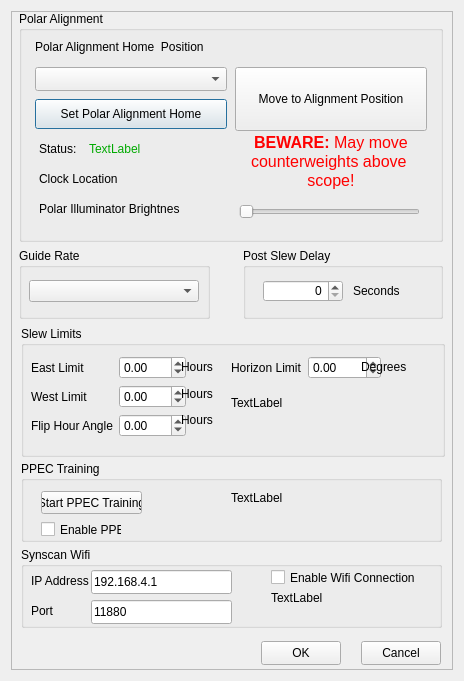
Qt form Skywatcher.ui (rpineau/SkyWatcher) before a commit.
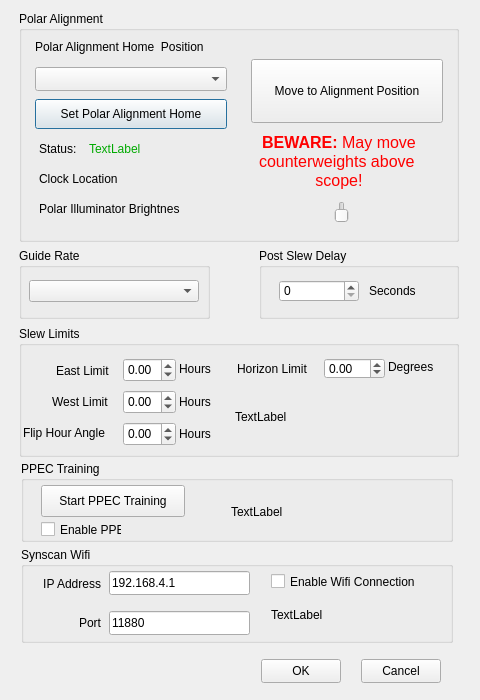
The same form after that commit. Custom widgets are drawn as their Qt base class.

Commit message: Tweak the UI to be cleanner on Windows

What changed in the file:
```diff
--- a/Skywatcher.ui
+++ b/Skywatcher.ui
@@ -9,20 +9,20 @@
    <rect>
     <x>0</x>
     <y>0</y>
-    <width>464</width>
-    <height>681</height>
+    <width>480</width>
+    <height>700</height>
    </rect>
   </property>
   <property name="minimumSize">
    <size>
-    <width>464</width>
-    <height>681</height>
+    <width>480</width>
+    <height>700</height>
    </size>
   </property>
   <property name="maximumSize">
    <size>
-    <width>464</width>
-    <height>681</height>
+    <width>480</width>
+    <height>700</height>
    </size>
   </property>
   <property name="windowTitle">
@@ -50,10 +50,7 @@
       </size>
      </property>
      <property name="frameShape">
-      <enum>QFrame::Shape::StyledPanel</enum>
-     </property>
-     <property name="frameShadow">
-      <enum>QFrame::Shadow::Raised</enum>
+      <enum>QFrame::NoFrame</enum>
      </property>
      <widget class="QWidget" name="widget_5" native="true">
       <property name="geometry">
@@ -77,7 +74,7 @@
        <rect>
         <x>8</x>
         <y>0</y>
-        <width>424</width>
+        <width>440</width>
         <height>231</height>
        </rect>
       </property>
@@ -115,8 +112,8 @@
       <widget class="QPushButton" name="pushButton_2">
        <property name="geometry">
         <rect>
-         <x>216</x>
-         <y>56</y>
+         <x>232</x>
+         <y>48</y>
          <width>192</width>
          <height>64</height>
         </rect>
@@ -158,7 +155,7 @@
       <widget class="QLabel" name="label_2">
        <property name="geometry">
         <rect>
-         <x>224</x>
+         <x>232</x>
          <y>120</y>
          <width>176</width>
          <height>61</height>
@@ -203,7 +200,7 @@
       <widget class="QSlider" name="horizontalSlider">
        <property name="geometry">
         <rect>
-         <x>220</x>
+         <x>232</x>
          <y>190</y>
          <width>181</width>
          <height>22</height>
@@ -215,9 +212,6 @@
        <property name="maximum">
         <number>255</number>
        </property>
-       <property name="orientation">
-        <enum>Qt::Orientation::Horizontal</enum>
-       </property>
       </widget>
       <widget class="QLabel" name="label_5">
        <property name="geometry">
@@ -250,7 +244,7 @@
       <property name="geometry">
        <rect>
         <x>250</x>
-        <y>630</y>
+        <y>648</y>
         <width>80</width>
         <height>24</height>
        </rect>
@@ -263,7 +257,7 @@
       <property name="geometry">
        <rect>
         <x>350</x>
-        <y>630</y>
+        <y>648</y>
         <width>80</width>
         <height>24</height>
        </rect>
@@ -275,9 +269,9 @@
      <widget class="QGroupBox" name="groupBox_5">
       <property name="geometry">
        <rect>
-        <x>10</x>
+        <x>8</x>
         <y>315</y>
-        <width>424</width>
+        <width>440</width>
         <height>131</height>
        </rect>
       </property>
@@ -290,103 +284,13 @@
       <property name="title">
        <string>Slew Limits</string>
       </property>
-      <widget class="QWidget" name="formLayoutWidget">
-       <property name="geometry">
-        <rect>
-         <x>10</x>
-         <y>30</y>
-         <width>155</width>
-         <height>93</height>
-        </rect>
-       </property>
-       <layout class="QFormLayout" name="formLayout">
-        <item row="0" column="0">
-         <widget class="QLabel" name="label_7">
-          <property name="toolTip">
-           <string>&lt;html&gt;&lt;head/&gt;&lt;body&gt;&lt;p&gt;Sets limit of mount slewing when the OTA is east of the meridian. If negative, indicates that the mount can go slightly into the weights up position.&lt;/p&gt;&lt;p&gt;&lt;br/&gt;&lt;/p&gt;&lt;/body&gt;&lt;/html&gt;</string>
-          </property>
-          <property name="text">
-           <string>East Limit</string>
-          </property>
-         </widget>
-        </item>
-        <item row="0" column="1">
-         <widget class="QDoubleSpinBox" name="doubleSpinBox">
-          <property name="toolTip">
-           <string>&lt;html&gt;&lt;head/&gt;&lt;body&gt;&lt;p&gt;Sets limit of mount slewing when the OTA is east of the meridian. If negative, indicates that the mount can go slightly into the weights up position.&lt;/p&gt;&lt;p&gt;&lt;br/&gt;&lt;/p&gt;&lt;/body&gt;&lt;/html&gt;</string>
-          </property>
-          <property name="minimum">
-           <double>-2.000000000000000</double>
-          </property>
-          <property name="maximum">
-           <double>2.000000000000000</double>
-          </property>
-          <property name="singleStep">
-           <double>0.100000000000000</double>
-          </property>
-         </widget>
-        </item>
-        <item row="1" column="0">
-         <widget class="QLabel" name="label_6">
-          <property name="toolTip">
-           <string>&lt;html&gt;&lt;head/&gt;&lt;body&gt;&lt;p&gt;Sets limit of mount slewing when the OTA is west of the meridian - how far can the mount track beyond the merdian. If positive, indicates that the mount can go slightly into the weights up position. The West Limit must be greater than or equal to the East Limit.&lt;/p&gt;&lt;p&gt;&lt;br/&gt;&lt;/p&gt;&lt;/body&gt;&lt;/html&gt;</string>
-          </property>
-          <property name="text">
-           <string>West Limit</string>
-          </property>
-         </widget>
-        </item>
-        <item row="1" column="1">
-         <widget class="QDoubleSpinBox" name="doubleSpinBox_2">
-          <property name="toolTip">
-           <string>&lt;html&gt;&lt;head/&gt;&lt;body&gt;&lt;p&gt;Sets limit of mount slewing when the OTA is west of the meridian - how far can the mount track beyond the merdian. If positive, indicates that the mount can go slightly into the weights up position. The West Limit must be greater than or equal to the East Limit.&lt;/p&gt;&lt;/body&gt;&lt;/html&gt;</string>
-          </property>
-          <property name="minimum">
-           <double>-2.000000000000000</double>
-          </property>
-          <property name="maximum">
-           <double>2.000000000000000</double>
-          </property>
-          <property name="singleStep">
-           <double>0.100000000000000</double>
-          </property>
-         </widget>
-        </item>
-        <item row="2" column="0">
-         <widget class="QLabel" name="label_8">
-          <property name="toolTip">
-           <string>&lt;html&gt;&lt;head/&gt;&lt;body&gt;&lt;p&gt;When does the mount peform a flip if asked to slew near the merdian? Usually set to be the same as the eastern limit, and must be between the eastern and western limits.&lt;/p&gt;&lt;/body&gt;&lt;/html&gt;</string>
-          </property>
-          <property name="text">
-           <string>Flip Hour Angle</string>
-          </property>
-         </widget>
-        </item>
-        <item row="2" column="1">
-         <widget class="QDoubleSpinBox" name="doubleSpinBox_3">
-          <property name="toolTip">
-           <string>&lt;html&gt;&lt;head/&gt;&lt;body&gt;&lt;p&gt;When does the mount peform a flip if asked to slew near the merdian? Usually set to be the same as the eastern limit, and must be between the eastern and western limits.&lt;/p&gt;&lt;/body&gt;&lt;/html&gt;</string>
-          </property>
-          <property name="minimum">
-           <double>-2.000000000000000</double>
-          </property>
-          <property name="maximum">
-           <double>2.000000000000000</double>
-          </property>
-          <property name="singleStep">
-           <double>0.100000000000000</double>
-          </property>
-         </widget>
-        </item>
-       </layout>
-      </widget>
       <widget class="QLabel" name="label_9">
        <property name="geometry">
         <rect>
          <x>160</x>
          <y>31</y>
          <width>64</width>
-         <height>20</height>
+         <height>24</height>
         </rect>
        </property>
        <property name="toolTip">
@@ -396,48 +300,10 @@
         <string>Hours</string>
        </property>
       </widget>
-      <widget class="QWidget" name="formLayoutWidget_2">
-       <property name="geometry">
-        <rect>
-         <x>210</x>
-         <y>30</y>
-         <width>150</width>
-         <height>32</height>
-        </rect>
-       </property>
-       <layout class="QFormLayout" name="formLayout_2">
-        <item row="0" column="0">
-         <widget class="QLabel" name="label_10">
-          <property name="toolTip">
-           <string>&lt;html&gt;&lt;head/&gt;&lt;body&gt;&lt;p&gt;Sets tracking limit for horizon - stops tracking when the scope is this far above the horizon and setting.&lt;br/&gt;&lt;/p&gt;&lt;/body&gt;&lt;/html&gt;</string>
-          </property>
-          <property name="text">
-           <string>Horizon Limit</string>
-          </property>
-         </widget>
-        </item>
-        <item row="0" column="1">
-         <widget class="QDoubleSpinBox" name="doubleSpinBox_4">
-          <property name="toolTip">
-           <string>&lt;html&gt;&lt;head/&gt;&lt;body&gt;&lt;p&gt;Sets tracking limit for horizon - stops tracking when the scope is this far above the horizon and setting.&lt;br/&gt;&lt;/p&gt;&lt;/body&gt;&lt;/html&gt;</string>
-          </property>
-          <property name="minimum">
-           <double>-90.000000000000000</double>
-          </property>
-          <property name="maximum">
-           <double>90.000000000000000</double>
-          </property>
-          <property name="singleStep">
-           <double>5.000000000000000</double>
-          </property>
-         </widget>
-        </item>
-       </layout>
-      </widget>
       <widget class="QLabel" name="label_11">
        <property name="geometry">
         <rect>
-         <x>340</x>
+         <x>369</x>
          <y>30</y>
          <width>64</width>
          <height>21</height>
@@ -454,9 +320,9 @@
        <property name="geometry">
         <rect>
          <x>160</x>
-         <y>57</y>
+         <y>64</y>
          <width>64</width>
-         <height>21</height>
+         <height>24</height>
         </rect>
        </property>
        <property name="toolTip">
@@ -470,9 +336,9 @@
        <property name="geometry">
         <rect>
          <x>160</x>
-         <y>83</y>
+         <y>96</y>
          <width>64</width>
-         <height>21</height>
+         <height>24</height>
         </rect>
        </property>
        <property name="toolTip">
@@ -485,27 +351,176 @@
       <widget class="QLabel" name="label_12">
        <property name="geometry">
         <rect>
-         <x>210</x>
+         <x>216</x>
          <y>70</y>
-         <width>201</width>
-         <height>51</height>
+         <width>209</width>
+         <height>41</height>
         </rect>
        </property>
        <property name="text">
         <string>TextLabel</string>
        </property>
-       <property name="alignment">
-        <set>Qt::AlignmentFlag::AlignLeading|Qt::AlignmentFlag::AlignLeft|Qt::AlignmentFlag::AlignTop</set>
-       </property>
        <property name="wordWrap">
         <bool>true</bool>
        </property>
       </widget>
+      <widget class="QDoubleSpinBox" name="doubleSpinBox_3">
+       <property name="geometry">
+        <rect>
+         <x>104</x>
+         <y>96</y>
+         <width>53</width>
+         <height>24</height>
+        </rect>
+       </property>
+       <property name="toolTip">
+        <string>&lt;html&gt;&lt;head/&gt;&lt;body&gt;&lt;p&gt;When does the mount peform a flip if asked to slew near the merdian? Usually set to be the same as the eastern limit, and must be between the eastern and western limits.&lt;/p&gt;&lt;/body&gt;&lt;/html&gt;</string>
+       </property>
+       <property name="minimum">
+        <double>-2.000000000000000</double>
+       </property>
+       <property name="maximum">
+        <double>2.000000000000000</double>
+       </property>
+       <property name="singleStep">
+        <double>0.100000000000000</double>
+       </property>
+      </widget>
+      <widget class="QDoubleSpinBox" name="doubleSpinBox_2">
+       <property name="geometry">
+        <rect>
+         <x>104</x>
+         <y>64</y>
+         <width>53</width>
+         <height>24</height>
+        </rect>
+       </property>
+       <property name="toolTip">
+        <string>&lt;html&gt;&lt;head/&gt;&lt;body&gt;&lt;p&gt;Sets limit of mount slewing when the OTA is west of the meridian - how far can the mount track beyond the merdian. If positive, indicates that the mount can go slightly into the weights up position. The West Limit must be greater than or equal to the East Limit.&lt;/p&gt;&lt;/body&gt;&lt;/html&gt;</string>
+       </property>
+       <property name="minimum">
+        <double>-2.000000000000000</double>
+       </property>
+       <property name="maximum">
+        <double>2.000000000000000</double>
+       </property>
+       <property name="singleStep">
+        <double>0.100000000000000</double>
+       </property>
+      </widget>
+      <widget class="QLabel" name="label_7">
+       <property name="geometry">
+        <rect>
+         <x>37</x>
+         <y>34</y>
+         <width>59</width>
+         <height>21</height>
+        </rect>
+       </property>
+       <property name="toolTip">
+        <string>&lt;html&gt;&lt;head/&gt;&lt;body&gt;&lt;p&gt;Sets limit of mount slewing when the OTA is east of the meridian. If negative, indicates that the mount can go slightly into the weights up position.&lt;/p&gt;&lt;p&gt;&lt;br/&gt;&lt;/p&gt;&lt;/body&gt;&lt;/html&gt;</string>
+       </property>
+       <property name="text">
+        <string>East Limit</string>
+       </property>
+      </widget>
+      <widget class="QDoubleSpinBox" name="doubleSpinBox">
+       <property name="geometry">
+        <rect>
+         <x>104</x>
+         <y>32</y>
+         <width>53</width>
+         <height>24</height>
+        </rect>
+       </property>
+       <property name="toolTip">
+        <string>&lt;html&gt;&lt;head/&gt;&lt;body&gt;&lt;p&gt;Sets limit of mount slewing when the OTA is east of the meridian. If negative, indicates that the mount can go slightly into the weights up position.&lt;/p&gt;&lt;p&gt;&lt;br/&gt;&lt;/p&gt;&lt;/body&gt;&lt;/html&gt;</string>
+       </property>
+       <property name="minimum">
+        <double>-2.000000000000000</double>
+       </property>
+       <property name="maximum">
+        <double>2.000000000000000</double>
+       </property>
+       <property name="singleStep">
+        <double>0.100000000000000</double>
+       </property>
+      </widget>
+      <widget class="QLabel" name="label_6">
+       <property name="geometry">
+        <rect>
+         <x>33</x>
+         <y>65</y>
+         <width>63</width>
+         <height>21</height>
+        </rect>
+       </property>
+       <property name="toolTip">
+        <string>&lt;html&gt;&lt;head/&gt;&lt;body&gt;&lt;p&gt;Sets limit of mount slewing when the OTA is west of the meridian - how far can the mount track beyond the merdian. If positive, indicates that the mount can go slightly into the weights up position. The West Limit must be greater than or equal to the East Limit.&lt;/p&gt;&lt;p&gt;&lt;br/&gt;&lt;/p&gt;&lt;/body&gt;&lt;/html&gt;</string>
+       </property>
+       <property name="text">
+        <string>West Limit</string>
+       </property>
+      </widget>
+      <widget class="QLabel" name="label_8">
+       <property name="geometry">
+        <rect>
+         <x>4</x>
+         <y>96</y>
+         <width>92</width>
+         <height>21</height>
+        </rect>
+       </property>
+       <property name="toolTip">
+        <string>&lt;html&gt;&lt;head/&gt;&lt;body&gt;&lt;p&gt;When does the mount peform a flip if asked to slew near the merdian? Usually set to be the same as the eastern limit, and must be between the eastern and western limits.&lt;/p&gt;&lt;/body&gt;&lt;/html&gt;</string>
+       </property>
+       <property name="text">
+        <string>Flip Hour Angle</string>
+       </property>
+      </widget>
+      <widget class="QDoubleSpinBox" name="doubleSpinBox_4">
+       <property name="geometry">
+        <rect>
+         <x>305</x>
+         <y>32</y>
+         <width>61</width>
+         <height>21</height>
+        </rect>
+       </property>
+       <property name="toolTip">
+        <string>&lt;html&gt;&lt;head/&gt;&lt;body&gt;&lt;p&gt;Sets tracking limit for horizon - stops tracking when the scope is this far above the horizon and setting.&lt;br/&gt;&lt;/p&gt;&lt;/body&gt;&lt;/html&gt;</string>
+       </property>
+       <property name="minimum">
+        <double>-90.000000000000000</double>
+       </property>
+       <property name="maximum">
+        <double>90.000000000000000</double>
+       </property>
+       <property name="singleStep">
+        <double>5.000000000000000</double>
+       </property>
+      </widget>
+      <widget class="QLabel" name="label_10">
+       <property name="geometry">
+        <rect>
+         <x>218</x>
+         <y>32</y>
+         <width>79</width>
+         <height>21</height>
+        </rect>
+       </property>
+       <property name="toolTip">
+        <string>&lt;html&gt;&lt;head/&gt;&lt;body&gt;&lt;p&gt;Sets tracking limit for horizon - stops tracking when the scope is this far above the horizon and setting.&lt;br/&gt;&lt;/p&gt;&lt;/body&gt;&lt;/html&gt;</string>
+       </property>
+       <property name="text">
+        <string>Horizon Limit</string>
+       </property>
+      </widget>
      </widget>
      <widget class="QGroupBox" name="groupBox_6">
       <property name="geometry">
        <rect>
-        <x>232</x>
+        <x>248</x>
         <y>237</y>
         <width>200</width>
         <height>71</height>
@@ -523,9 +538,6 @@
          <height>22</height>
         </rect>
        </property>
-       <property name="alignment">
-        <set>Qt::AlignmentFlag::AlignRight|Qt::AlignmentFlag::AlignTrailing|Qt::AlignmentFlag::AlignVCenter</set>
-       </property>
        <property name="maximum">
         <number>3600</number>
        </property>
@@ -575,7 +587,7 @@
        <rect>
         <x>10</x>
         <y>450</y>
-        <width>421</width>
+        <width>432</width>
         <height>81</height>
        </rect>
       </property>
@@ -605,9 +617,9 @@
        <property name="geometry">
         <rect>
          <x>20</x>
-         <y>30</y>
-         <width>101</width>
-         <height>23</height>
+         <y>24</y>
+         <width>144</width>
+         <height>32</height>
         </rect>
        </property>
        <property name="toolTip">
@@ -629,9 +641,6 @@
        <property name="text">
         <string>TextLabel</string>
        </property>
-       <property name="alignment">
-        <set>Qt::AlignmentFlag::AlignLeading|Qt::AlignmentFlag::AlignLeft|Qt::AlignmentFlag::AlignTop</set>
-       </property>
        <property name="wordWrap">
         <bool>true</bool>
        </property>
@@ -642,8 +651,8 @@
        <rect>
         <x>10</x>
         <y>536</y>
-        <width>421</width>
-        <height>81</height>
+        <width>432</width>
+        <height>96</height>
        </rect>
       </property>
       <property name="title">
@@ -652,17 +661,17 @@
       <widget class="QLabel" name="label_18">
        <property name="geometry">
         <rect>
-         <x>10</x>
-         <y>27</y>
-         <width>71</width>
-         <height>20</height>
+         <x>8</x>
+         <y>25</y>
+         <width>72</width>
+         <height>24</height>
         </rect>
        </property>
        <property name="text">
         <string>IP Address</string>
        </property>
        <property name="alignment">
-        <set>Qt::AlignmentFlag::AlignLeading|Qt::AlignmentFlag::AlignLeft|Qt::AlignmentFlag::AlignTop</set>
+        <set>Qt::AlignRight|Qt::AlignTrailing|Qt::AlignVCenter</set>
        </property>
        <property name="wordWrap">
         <bool>true</bool>
@@ -671,8 +680,8 @@
       <widget class="QLineEdit" name="lineEdit">
        <property name="geometry">
         <rect>
-         <x>70</x>
-         <y>23</y>
+         <x>88</x>
+         <y>24</y>
          <width>141</width>
          <height>24</height>
         </rect>
@@ -690,8 +699,8 @@
       <widget class="QLineEdit" name="lineEdit_2">
        <property name="geometry">
         <rect>
-         <x>70</x>
-         <y>53</y>
+         <x>88</x>
+         <y>64</y>
          <width>141</width>
          <height>24</height>
         </rect>
@@ -709,17 +718,17 @@
       <widget class="QLabel" name="label_19">
        <property name="geometry">
         <rect>
-         <x>10</x>
-         <y>57</y>
-         <width>71</width>
-         <height>20</height>
+         <x>24</x>
+         <y>64</y>
+         <width>56</width>
+         <height>24</height>
         </rect>
        </property>
        <property name="text">
         <string>Port</string>
        </property>
        <property name="alignment">
-        <set>Qt::AlignmentFlag::AlignLeading|Qt::AlignmentFlag::AlignLeft|Qt::AlignmentFlag::AlignTop</set>
+        <set>Qt::AlignRight|Qt::AlignTrailing|Qt::AlignVCenter</set>
        </property>
        <property name="wordWrap">
         <bool>true</bool>
@@ -729,7 +738,7 @@
        <property name="geometry">
         <rect>
          <x>250</x>
-         <y>20</y>
+         <y>24</y>
          <width>161</width>
          <height>21</height>
         </rect>
@@ -745,17 +754,14 @@
        <property name="geometry">
         <rect>
          <x>250</x>
-         <y>44</y>
+         <y>48</y>
          <width>161</width>
-         <height>31</height>
+         <height>40</height>
         </rect>
        </property>
        <property name="text">
         <string>TextLabel</string>
        </property>
-       <property name="alignment">
-        <set>Qt::AlignmentFlag::AlignLeading|Qt::AlignmentFlag::AlignLeft|Qt::AlignmentFlag::AlignTop</set>
-       </property>
        <property name="wordWrap">
         <bool>true</bool>
        </property>
```
Left out of the diff: 4 changed lines with no effect on the pictures.
